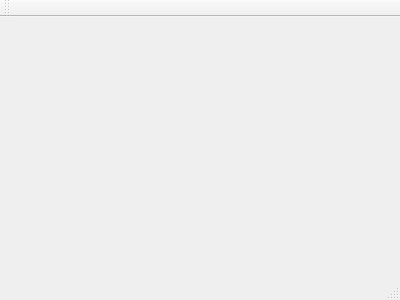
The window that mainwindow.ui (chmod-sorind/qt_gui_project) describes before a commit, drawn with Qt 5.
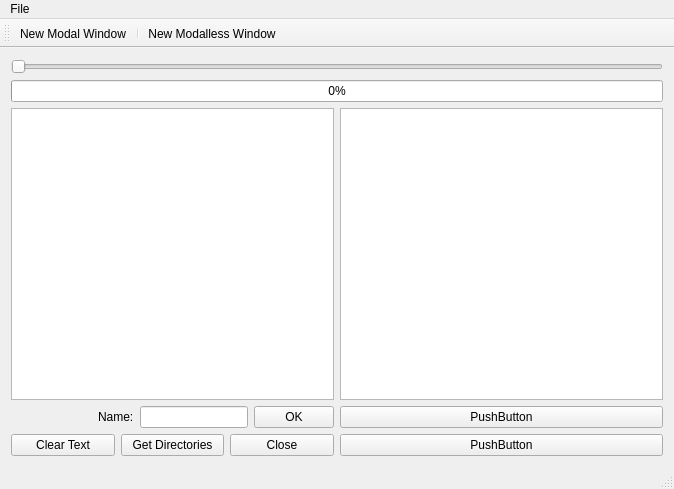
The same window after the commit.

Patch:
```diff
--- a/mainwindow.ui
+++ b/mainwindow.ui
@@ -1,24 +1,210 @@
 <ui version="4.0">
  <class>MainWindow</class>
- <widget class="QMainWindow" name="MainWindow" >
-  <property name="geometry" >
+ <widget class="QMainWindow" name="MainWindow">
+  <property name="geometry">
    <rect>
     <x>0</x>
     <y>0</y>
-    <width>400</width>
-    <height>300</height>
+    <width>674</width>
+    <height>489</height>
    </rect>
   </property>
   <property name="windowTitle" >
    <string>MainWindow</string>
   </property>
-  <widget class="QMenuBar" name="menuBar" />
-  <widget class="QToolBar" name="mainToolBar" />
-  <widget class="QWidget" name="centralWidget" />
-  <widget class="QStatusBar" name="statusBar" />
+  <widget class="QWidget" name="centralWidget">
+   <layout class="QGridLayout" name="gridLayout">
+    <item row="1" column="0">
+     <layout class="QVBoxLayout" name="verticalLayout_3">
+      <item>
+       <widget class="QPlainTextEdit" name="plainTextEdit"/>
+      </item>
+      <item>
+       <layout class="QHBoxLayout" name="horizontalLayout">
+        <item>
+         <spacer name="horizontalSpacer_2">
+          <property name="orientation">
+           <enum>Qt::Horizontal</enum>
+          </property>
+          <property name="sizeHint" stdset="0">
+           <size>
+            <width>40</width>
+            <height>20</height>
+           </size>
+          </property>
+         </spacer>
+        </item>
+        <item>
+         <widget class="QLabel" name="label_Name">
+          <property name="sizePolicy">
+           <sizepolicy hsizetype="Preferred" vsizetype="Fixed">
+            <horstretch>0</horstretch>
+            <verstretch>0</verstretch>
+           </sizepolicy>
+          </property>
+          <property name="accessibleName">
+           <string>Name:</string>
+          </property>
+          <property name="text">
+           <string>Name:</string>
+          </property>
+         </widget>
+        </item>
+        <item>
+         <widget class="QLineEdit" name="lineEdit_Name">
+          <property name="sizePolicy">
+           <sizepolicy hsizetype="Preferred" vsizetype="Fixed">
+            <horstretch>0</horstretch>
+            <verstretch>0</verstretch>
+           </sizepolicy>
+          </property>
+         </widget>
+        </item>
+        <item>
+         <widget class="QPushButton" name="pushButton_OK">
+          <property name="sizePolicy">
+           <sizepolicy hsizetype="Preferred" vsizetype="Fixed">
+            <horstretch>0</horstretch>
+            <verstretch>0</verstretch>
+           </sizepolicy>
+          </property>
+          <property name="text">
+           <string>OK</string>
+          </property>
+         </widget>
+        </item>
+       </layout>
+      </item>
+     </layout>
+    </item>
+    <item row="2" column="0">
+     <layout class="QHBoxLayout" name="horizontalLayout_2">
+      <item>
+       <widget class="QPushButton" name="pushButton">
+        <property name="text">
+         <string>Clear Text</string>
+        </property>
+       </widget>
+      </item>
+      <item>
+       <widget class="QPushButton" name="pushButton_get_dir">
+        <property name="text">
+         <string>Get Directories</string>
+        </property>
+       </widget>
+      </item>
+      <item>
+       <widget class="QPushButton" name="pushButton_close">
+        <property name="sizePolicy">
+         <sizepolicy hsizetype="Preferred" vsizetype="Fixed">
+          <horstretch>0</horstretch>
+          <verstretch>0</verstretch>
+         </sizepolicy>
+        </property>
+        <property name="text">
+         <string>Close</string>
+        </property>
+       </widget>
+      </item>
+     </layout>
+    </item>
+    <item row="1" column="1" rowspan="2">
+     <layout class="QVBoxLayout" name="verticalLayout_2">
+      <item>
+       <widget class="QListWidget" name="listWidget"/>
+      </item>
+      <item>
+       <widget class="QPushButton" name="pushButton_2">
+        <property name="text">
+         <string>PushButton</string>
+        </property>
+       </widget>
+      </item>
+      <item>
+       <widget class="QPushButton" name="pushButton_3">
+        <property name="text">
+         <string>PushButton</string>
+        </property>
+       </widget>
+      </item>
+     </layout>
+    </item>
+    <item row="0" column="0" colspan="2">
+     <layout class="QVBoxLayout" name="verticalLayout">
+      <item>
+       <widget class="QSlider" name="horizontalSlider">
+        <property name="orientation">
+         <enum>Qt::Horizontal</enum>
+        </property>
+       </widget>
+      </item>
+      <item>
+       <widget class="QProgressBar" name="progressBar">
+        <property name="minimum">
+         <number>0</number>
+        </property>
+        <property name="maximum">
+         <number>99</number>
+        </property>
+        <property name="value">
+         <number>0</number>
+        </property>
+       </widget>
+      </item>
+     </layout>
+    </item>
+   </layout>
+   <zorder>listWidget</zorder>
+  </widget>
+  <widget class="QStatusBar" name="statusBar"/>
+  <widget class="QMenuBar" name="menuBar">
+   <property name="geometry">
+    <rect>
+     <x>0</x>
+     <y>0</y>
+     <width>674</width>
+     <height>21</height>
+    </rect>
+   </property>
+   <widget class="QMenu" name="menuFile">
+    <property name="title">
+     <string>File</string>
+    </property>
+    <addaction name="actionNew_Window"/>
+    <addaction name="separator"/>
+    <addaction name="actionNew_Modalless_Window"/>
+   </widget>
+   <addaction name="menuFile"/>
+  </widget>
+  <widget class="QToolBar" name="toolBar">
+   <property name="windowTitle">
+    <string>toolBar</string>
+   </property>
+   <attribute name="toolBarArea">
+    <enum>TopToolBarArea</enum>
+   </attribute>
+   <attribute name="toolBarBreak">
+    <bool>false</bool>
+   </attribute>
+   <addaction name="actionNew_Window"/>
+   <addaction name="separator"/>
+   <addaction name="actionNew_Modalless_Window"/>
+  </widget>
+  <action name="actionNew_Window">
+   <property name="text">
+    <string>New Modal Window</string>
+   </property>
+  </action>
+  <action name="actionNew_Modalless_Window">
+   <property name="text">
+    <string>New Modalless Window</string>
+   </property>
+  </action>
  </widget>
- <layoutDefault spacing="6" margin="11" />
- <pixmapfunction></pixmapfunction>
+ <layoutdefault spacing="6" margin="11"/>
+ <tabstops>
+  <tabstop>horizontalSlider</tabstop>
+ </tabstops>
  <resources/>
  <connections/>
 </ui>
```
Left out of the diff: 54 changed lines with no effect on the pictures.
